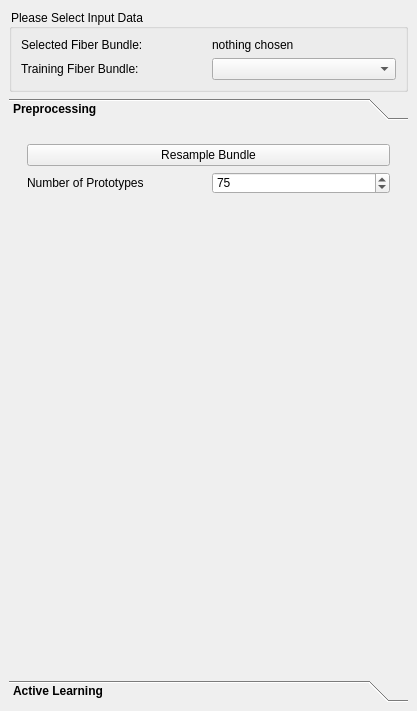
Before: the Qt Designer form Plugins/org.mitk.gui.qt.diffusionimaging.fiberprocessing/src/internal/QmitkInteractiveFiberDissectionViewControls.ui in MIC-DKFZ/MITK-Diffusion, drawn with Qt 5.
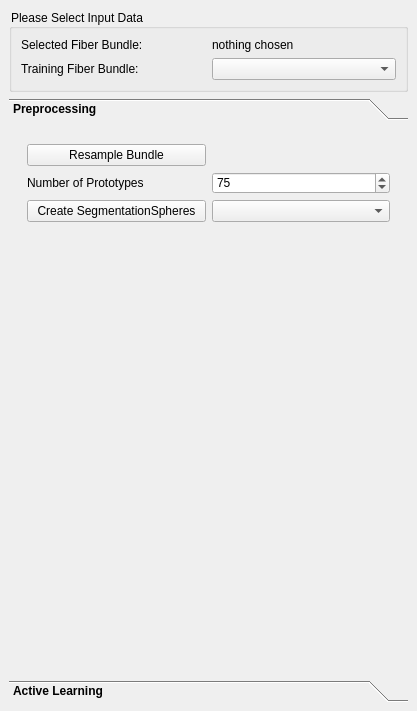
After: the same form once the commit is applied. The open tabs and pages were chosen to show the change. Icons and pictures are not drawn. Custom widgets are drawn as their Qt base class.

Commit message: implementation of ROI to Segmentation Hide old tract when resampling

What changed in the file:
```diff
--- a/Plugins/org.mitk.gui.qt.diffusionimaging.fiberprocessing/src/internal/QmitkInteractiveFiberDissectionViewControls.ui
+++ b/Plugins/org.mitk.gui.qt.diffusionimaging.fiberprocessing/src/internal/QmitkInteractiveFiberDissectionViewControls.ui
@@ -112,6 +112,13 @@
        <item row="0" column="0">
         <widget class="QWidget" name="widget" native="true">
          <layout class="QGridLayout" name="gridLayout_4">
+          <item row="0" column="0">
+           <widget class="QPushButton" name="m_ResampleButton">
+            <property name="text">
+             <string>Resample Bundle</string>
+            </property>
+           </widget>
+          </item>
           <item row="1" column="0">
            <widget class="QLabel" name="inputImageOneLabel_3">
             <property name="text">
@@ -133,6 +140,16 @@
            </widget>
           </item>
           <item row="2" column="0">
+           <widget class="QPushButton" name="m_CreateSegmentation">
+            <property name="text">
+             <string>Create SegmentationSpheres</string>
+            </property>
+           </widget>
+          </item>
+          <item row="2" column="1">
+           <widget class="QmitkDataStorageComboBox" name="m_ImageBox"/>
+          </item>
+          <item row="3" column="0">
            <spacer name="verticalSpacer_5">
             <property name="orientation">
              <enum>Qt::Vertical</enum>
@@ -145,13 +162,6 @@
             </property>
            </spacer>
           </item>
-          <item row="0" column="0" colspan="2">
-           <widget class="QPushButton" name="m_ResampleButton">
-            <property name="text">
-             <string>Resample Bundle</string>
-            </property>
-           </widget>
-          </item>
          </layout>
         </widget>
        </item>
```
Left out of the diff: 6 changed lines with no effect on the pictures. The commit also changes 8 other files.
